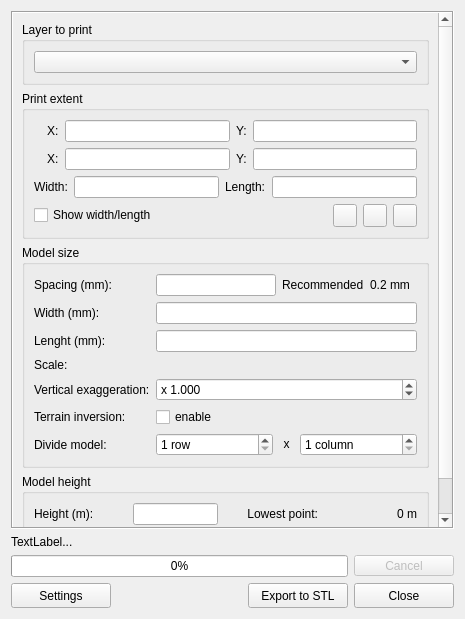
Qt form DEMto3D_Dialog/DEMto3D_dialog_base.ui (jawensi/DEMto3D-QGIS-Plugin) before a commit.
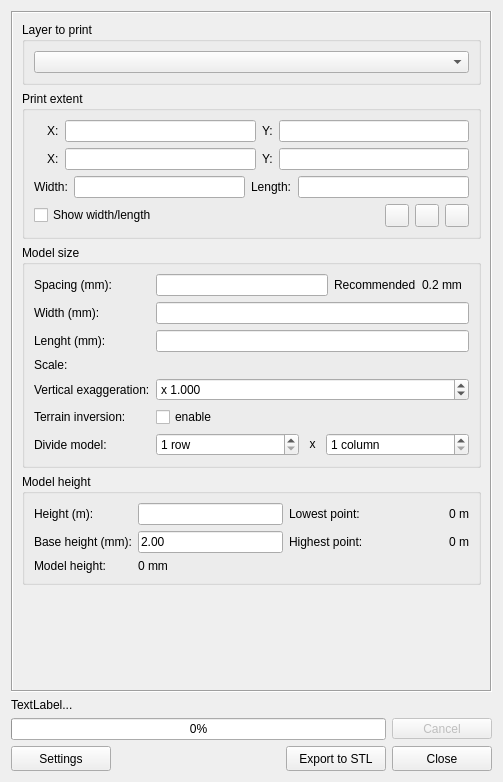
The same form after that commit. Icons and pictures are not drawn. Custom widgets are drawn as their Qt base class.

Commit message: Add base height configurable

What changed in the file:
```diff
--- a/DEMto3D_Dialog/DEMto3D_dialog_base.ui
+++ b/DEMto3D_Dialog/DEMto3D_dialog_base.ui
@@ -9,8 +9,8 @@
    <rect>
     <x>0</x>
     <y>0</y>
-    <width>465</width>
-    <height>619</height>
+    <width>503</width>
+    <height>782</height>
    </rect>
   </property>
   <property name="windowTitle">
@@ -40,8 +40,8 @@
        <rect>
         <x>0</x>
         <y>0</y>
-        <width>426</width>
-        <height>520</height>
+        <width>477</width>
+        <height>664</height>
        </rect>
       </property>
       <layout class="QVBoxLayout" name="verticalLayout_8">
@@ -500,52 +500,61 @@
          <layout class="QVBoxLayout" name="verticalLayout_5">
           <item>
            <layout class="QGridLayout" name="gridLayout_2">
-            <item row="0" column="1">
-             <widget class="QLineEdit" name="BaseHeightLineEdit">
-              <property name="maximumSize">
-               <size>
-                <width>85</width>
-                <height>16777215</height>
-               </size>
-              </property>
-             </widget>
-            </item>
-            <item row="1" column="1">
-             <widget class="QLabel" name="HeightModelLabel">
-              <property name="text">
-               <string>0 mm</string>
-              </property>
-             </widget>
-            </item>
-            <item row="1" column="0">
-             <widget class="QLabel" name="label_21">
-              <property name="text">
-               <string>Model height:</string>
-              </property>
-             </widget>
-            </item>
-            <item row="1" column="3">
-             <widget class="QLabel" name="ZMaxLabel">
-              <property name="text">
-               <string>0 m</string>
-              </property>
-              <property name="alignment">
-               <set>Qt::AlignRight|Qt::AlignTrailing|Qt::AlignVCenter</set>
-              </property>
-             </widget>
-            </item>
             <item row="1" column="2">
              <widget class="QLabel" name="label_10">
               <property name="text">
                <string>Highest point:</string>
               </property>
+             </widget>
+            </item>
+            <item row="0" column="2">
+             <widget class="QLabel" name="label_8">
+              <property name="text">
+               <string>Lowest point:</string>
+              </property>
+             </widget>
+            </item>
+            <item row="1" column="3">
+             <widget class="QLabel" name="ZMaxLabel">
+              <property name="minimumSize">
+               <size>
+                <width>100</width>
+                <height>0</height>
+               </size>
+              </property>
+              <property name="text">
+               <string>0 m</string>
+              </property>
               <property name="alignment">
                <set>Qt::AlignRight|Qt::AlignTrailing|Qt::AlignVCenter</set>
               </property>
              </widget>
             </item>
+            <item row="0" column="1">
+             <widget class="QLineEdit" name="BaseHeightLineEdit"/>
+            </item>
+            <item row="1" column="0">
+             <widget class="QLabel" name="label_21">
+              <property name="text">
+               <string>Base height (mm):</string>
+              </property>
+             </widget>
+            </item>
+            <item row="1" column="1">
+             <widget class="QLineEdit" name="BaseModellineEdit">
+              <property name="text">
+               <string>2.00</string>
+              </property>
+             </widget>
+            </item>
             <item row="0" column="3">
              <widget class="QLabel" name="ZMinLabel">
+              <property name="minimumSize">
+               <size>
+                <width>100</width>
+                <height>0</height>
+               </size>
+              </property>
               <property name="text">
                <string>0 m</string>
               </property>
@@ -564,13 +573,23 @@
               </property>
              </widget>
             </item>
-            <item row="0" column="2">
-             <widget class="QLabel" name="label_8">
+            <item row="2" column="0">
+             <widget class="QLabel" name="label_11">
+              <property name="sizePolicy">
+               <sizepolicy hsizetype="Fixed" vsizetype="Preferred">
+                <horstretch>0</horstretch>
+                <verstretch>0</verstretch>
+               </sizepolicy>
+              </property>
               <property name="text">
-               <string>Lowest point:</string>
+               <string>Model height:</string>
               </property>
-              <property name="alignment">
-               <set>Qt::AlignRight|Qt::AlignTrailing|Qt::AlignVCenter</set>
+             </widget>
+            </item>
+            <item row="2" column="1">
+             <widget class="QLabel" name="HeightModelLabel">
+              <property name="text">
+               <string>0 mm</string>
               </property>
              </widget>
             </item>
```
Left out of the diff: 8 changed lines with no effect on the pictures. The commit also changes 11 other files.
